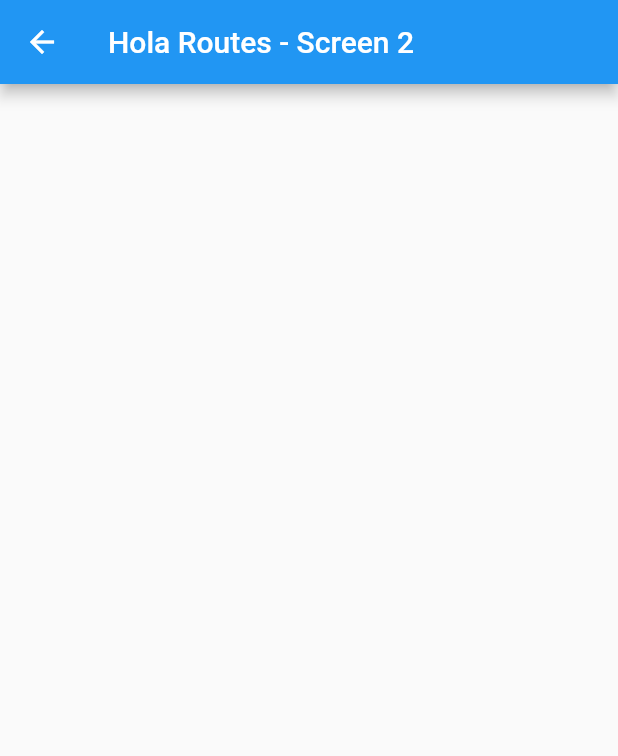
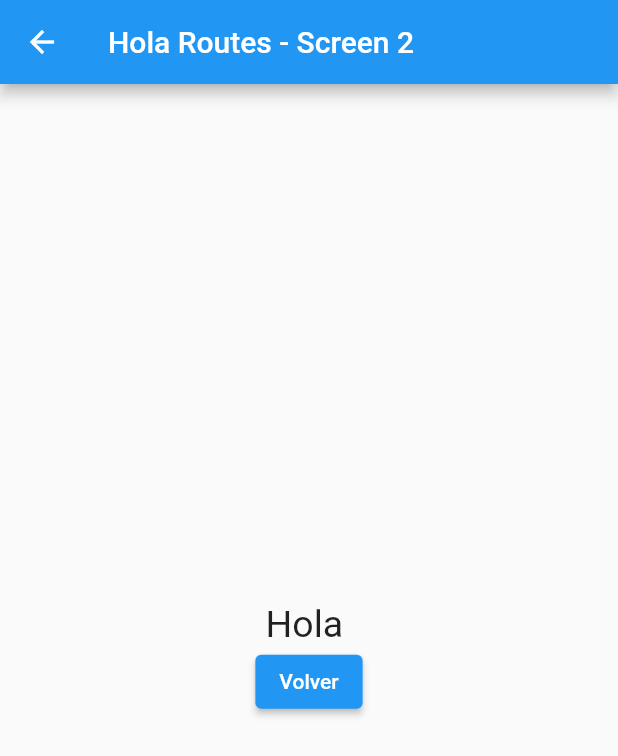
Before and after one commit to chihau/test5, a Flutter app: the screen it shows after launch, after a tap on "Ir a Screen2", on a phone screen of 412 x 824 dp. Shown: the top 756 px of the screen. Run offline on Flutter 3.47's test engine with Material 3 defaults, Android fonts, the phone set to English and light mode, and no system bars.

Commit message:
Pasa el nombre desde Screen 1 a Screen 2 y agrega botón volver

```diff
--- a/lib/main.dart
+++ b/lib/main.dart
@@ -19,7 +19,9 @@ class MainApp extends StatelessWidget {
 }
 
 class Screen1 extends StatelessWidget {
-  const Screen1({super.key});
+  Screen1({super.key});
+
+  var myController = TextEditingController();
 
   @override
   Widget build(BuildContext context) {
@@ -40,6 +42,7 @@ class Screen1 extends StatelessWidget {
                 ),
                 style: TextStyle(fontSize: 25),
                 textAlign: TextAlign.center,
+                controller: myController,
               ),
               ElevatedButton(
                 onPressed: () {
@@ -47,6 +50,7 @@ class Screen1 extends StatelessWidget {
                     context,
                     MaterialPageRoute(
                       builder: (context) => Screen2(),
+                      settings: RouteSettings(arguments: myController.text),
                     ),
                   );
                 },
@@ -65,10 +69,32 @@ class Screen2 extends StatelessWidget {
 
   @override
   Widget build(BuildContext context) {
+    String? nombre = ModalRoute.of(context)?.settings.arguments as String;
+
     return Scaffold(
       appBar: AppBar(
         title: Text('Hola Routes - Screen 2'),
       ),
+      body: Center(
+        child: Padding(
+          padding: EdgeInsets.all(20),
+          child: Column(
+            mainAxisAlignment: MainAxisAlignment.center,
+            children: [
+              Text(
+                'Hola $nombre',
+                style: TextStyle(fontSize: 25),
+              ),
+              ElevatedButton(
+                onPressed: () {
+                  Navigator.pop(context);
+                },
+                child: Text('Volver'),
+              ),
+            ],
+          ),
+        ),
+      ),
     );
   }
 }
```
